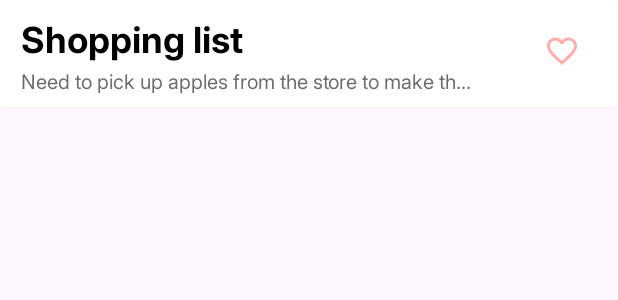
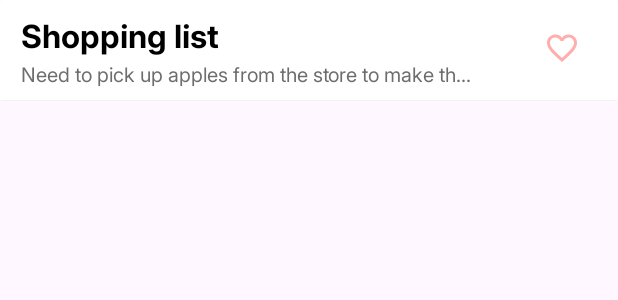
Before and after one commit to sakshichauhan06/Notes, an Android app: the layout notes_item.xml on its own in the app's theme, with its tools: preview values and no code run, on a phone screen of 412 x 824 dp. Shown: the top 300 px of the screen. Run offline under Robolectric (Android 15) with nearby library versions, the phone set to English and light mode, and no system bars.

```diff
--- a/app/src/main/res/layout/notes_item.xml
+++ b/app/src/main/res/layout/notes_item.xml
@@ -25,7 +25,7 @@
                 android:layout_width="wrap_content"
                 android:layout_height="wrap_content"
                 android:text="Shopping list"
-                android:textSize="24sp"
+                android:textSize="21sp"
                 android:paddingLeft="6sp"
                 android:paddingRight="6sp"
                 android:paddingTop="8sp"
```
Also changed, not shown: 7 other files.
